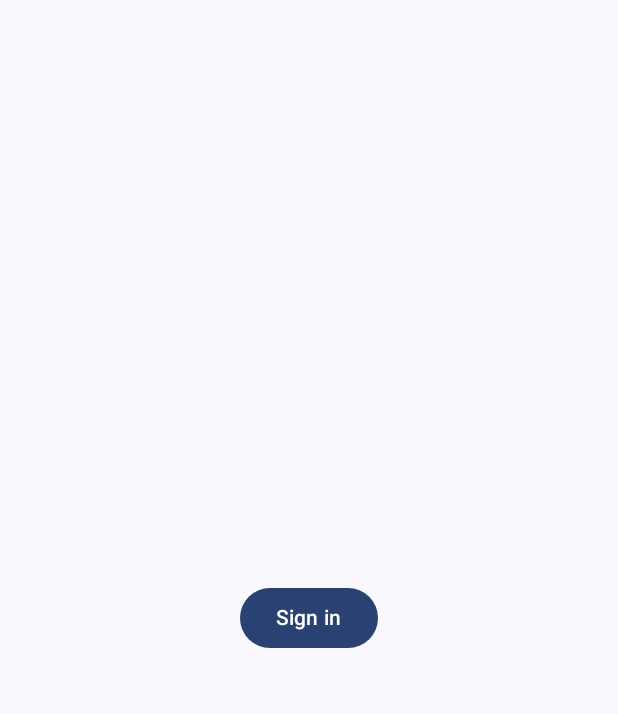
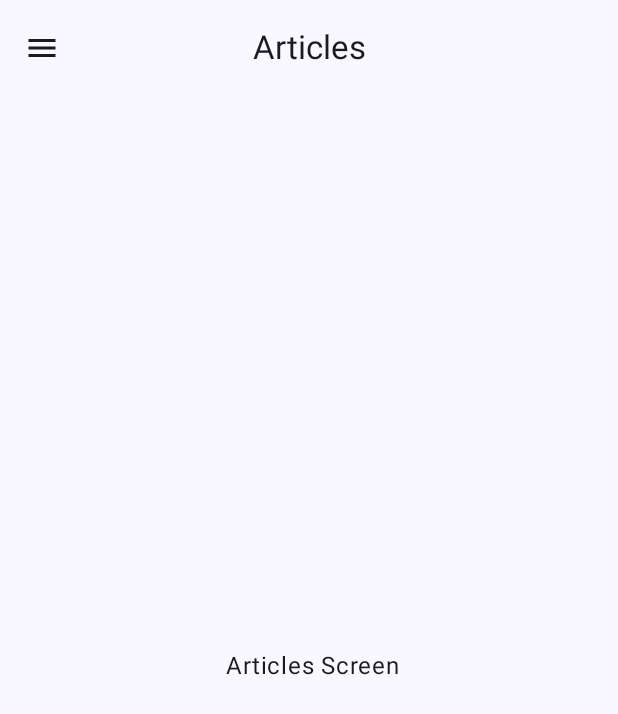
Before and after one commit to CathalOConnorRH/mobile_app_dev, an Android app built with Jetpack Compose: the screen it shows after launch (MainActivity), on a phone screen of 412 x 824 dp. Shown: the top 714 px of the screen. Run offline under Robolectric (Android 15) with nearby library versions, the phone set to English and light mode, and no system bars.

Commit message:
Add Menu list

```diff
--- a/app/build.gradle.kts
+++ b/app/build.gradle.kts
@@ -74,4 +74,5 @@ dependencies {
     implementation ("androidx.navigation:navigation-compose:2.5.3")
     implementation ("io.coil-kt:coil-compose:2.2.2")
     implementation("com.google.android.material:material:1.11.0")
+
 }
--- /dev/null
+++ b/app/src/main/java/ie/coconnor/mobileappdev/AppBar.kt
@@ -0,0 +1,46 @@
+package ie.coconnor.mobileappdev
+
+import androidx.compose.material.icons.Icons
+import androidx.compose.material.icons.filled.Menu
+import androidx.compose.material3.CenterAlignedTopAppBar
+import androidx.compose.material3.DrawerState
+import androidx.compose.material3.ExperimentalMaterial3Api
+import androidx.compose.material3.Icon
+import androidx.compose.material3.IconButton
+import androidx.compose.material3.Text
+import androidx.compose.runtime.Composable
+import androidx.compose.runtime.rememberCoroutineScope
+import androidx.compose.ui.tooling.preview.Preview
+import ie.coconnor.mobileappdev.ui.theme.MobileAppDevTheme
+import kotlinx.coroutines.launch
+
+@OptIn(ExperimentalMaterial3Api::class)
+@Composable
+fun CustomAppBar(drawerState: DrawerState?, title: String) {
+    val coroutineScope = rememberCoroutineScope()
+
+    CenterAlignedTopAppBar(
+        navigationIcon = {
+            if (drawerState != null) {
+                IconButton(onClick = {
+                    coroutineScope.launch {
+                        drawerState.open()
+                    }
+                }) {
+                    Icon(Icons.Filled.Menu, contentDescription = "")
+                }
+            }
+        },
+        title = { Text(text = title) }
+    )
+}
+
+
+@Preview(widthDp = 300)
+@Composable
+fun PreviewCustomAppBar() {
+    MobileAppDevTheme {
+        CustomAppBar(drawerState = null, title = "Title")
+    }
+
+}
--- a/app/src/main/java/ie/coconnor/mobileappdev/MainActivity.kt
+++ b/app/src/main/java/ie/coconnor/mobileappdev/MainActivity.kt
@@ -13,11 +13,13 @@ import androidx.activity.result.contract.ActivityResultContracts
 import androidx.activity.viewModels
 import androidx.compose.foundation.layout.fillMaxSize
 import androidx.compose.material3.MaterialTheme
+import androidx.compose.material3.Scaffold
 import androidx.compose.material3.Surface
 import androidx.compose.material3.Text
 import androidx.compose.runtime.Composable
 import androidx.compose.runtime.LaunchedEffect
 import androidx.compose.runtime.getValue
+import androidx.compose.runtime.rememberCoroutineScope
 import androidx.compose.ui.Modifier
 import androidx.compose.ui.tooling.preview.Preview
 import androidx.core.animation.doOnEnd
@@ -35,6 +37,7 @@ import ie.coconnor.mobileappdev.presentation.sign_in.GoogleAuthUiClient
 import ie.coconnor.mobileappdev.presentation.sign_in.SignInScreen
 import ie.coconnor.mobileappdev.presentation.sign_in.SignInViewModel
 import kotlinx.coroutines.launch
+import  ie.coconnor.mobileappdev.MainNavigation
 
 class MainActivity : ComponentActivity() {
     private val googleAuthUiClient by lazy {
@@ -85,77 +88,80 @@ class MainActivity : ComponentActivity() {
                     modifier = Modifier.fillMaxSize(),
                     color = MaterialTheme.colorScheme.background
                 ) {
-                    val navController = rememberNavController()
-                    NavHost(navController = navController, startDestination = "sign_in") {
-                        composable("sign_in") {
-                            val viewModel = viewModel<SignInViewModel>()
-                            val state by viewModel.state.collectAsStateWithLifecycle()
+                    MainNavigation()
 
-                            LaunchedEffect(key1 = Unit) {
-                                if (googleAuthUiClient.getSignedInUser() != null) {
-                                    navController.navigate("profile")
-                                }
-                            }
-
-                            val launcher = rememberLauncherForActivityResult(
-                                contract = ActivityResultContracts.StartIntentSenderForResult(),
-                                onResult = { result ->
-                                    if (result.resultCode == RESULT_OK) {
-                                        lifecycleScope.launch {
-                                            val signInResult = googleAuthUiClient.signInWithIntent(
-                                                intent = result.data ?: return@launch
-                                            )
-                                            viewModel.onSignInResult(signInResult)
-                                        }
-                                    }
-                                }
-                            )
-
-                            LaunchedEffect(key1 = state.isSignInSuccessful) {
-                                if (state.isSignInSuccessful) {
-                                    Toast.makeText(
-                                        applicationContext,
-                                        "Sign in successful",
-                                        Toast.LENGTH_LONG
-                                    ).show()
-
-                                    navController.navigate("profile")
-                                    viewModel.resetState()
-                                }
-                            }
-
-                            SignInScreen(
-                                state = state,
-                                onSignInClick = {
-                                    lifecycleScope.launch {
-                                        val signInIntentSender = googleAuthUiClient.signIn()
-                                        launcher.launch(
-                                            IntentSenderRequest.Builder(
-                                                signInIntentSender ?: return@launch
-                                            ).build()
-                                        )
-                                    }
-                                }
-                            )
-                        }
-                        composable("profile") {
-                            ProfileScreen(
-                                userData = googleAuthUiClient.getSignedInUser(),
-                                onSignOut = {
-                                    lifecycleScope.launch {
-                                        googleAuthUiClient.signOut()
-                                        Toast.makeText(
-                                            applicationContext,
-                                            "Signed out",
-                                            Toast.LENGTH_LONG
-                                        ).show()
-
-                                        navController.popBackStack()
-                                    }
-                                }
-                            )
-                        }
-                    }
+//                    val navController = rememberNavController()
+//                    NavHost(navController = navController, startDestination = "sign_in") {
+//                        composable("sign_in") {
+//                            val viewModel = viewModel<SignInViewModel>()
+//                            val state by viewModel.state.collectAsStateWithLifecycle()
+//
+//                            LaunchedEffect(key1 = Unit) {
+//                                if (googleAuthUiClient.getSignedInUser() != null) {
+//                                    //navController.navigate("profile")
+//
+//                                }
+//                            }
+//
+//                            val launcher = rememberLauncherForActivityResult(
+//                                contract = ActivityResultContracts.StartIntentSenderForResult(),
+//                                onResult = { result ->
+//                                    if (result.resultCode == RESULT_OK) {
+//                                        lifecycleScope.launch {
+//                                            val signInResult = googleAuthUiClient.signInWithIntent(
+//                                                intent = result.data ?: return@launch
+//                                            )
+//                                            viewModel.onSignInResult(signInResult)
+//                                        }
+//                                    }
+//                                }
+//                            )
+//
+//                            LaunchedEffect(key1 = state.isSignInSuccessful) {
+//                                if (state.isSignInSuccessful) {
+//                                    Toast.makeText(
+//                                        applicationContext,
+//                                        "Sign in successful",
+//                                        Toast.LENGTH_LONG
+//                                    ).show()
+//
+//                                    navController.navigate("profile")
+//                                    viewModel.resetState()
+//                                }
+//                            }
+//
+//                            SignInScreen(
+//                                state = state,
+//                                onSignInClick = {
+//                                    lifecycleScope.launch {
+//                                        val signInIntentSender = googleAuthUiClient.signIn()
+//                                        launcher.launch(
+//                                            IntentSenderRequest.Builder(
+//                                                signInIntentSender ?: return@launch
+//                                            ).build()
+//                                        )
+//                                    }
+//                                }
+//                            )
+//                        }
+//                        composable("profile") {
+//                            ProfileScreen(
+//                                userData = googleAuthUiClient.getSignedInUser(),
+//                                onSignOut = {
+//                                    lifecycleScope.launch {
+//                                        googleAuthUiClient.signOut()
+//                                        Toast.makeText(
+//                                            applicationContext,
+//                                            "Signed out",
+//                                            Toast.LENGTH_LONG
+//                                        ).show()
+//
+//                                        navController.popBackStack()
+//                                    }
+//                                }
+//                            )
+//                        }
+//                    }
                 }
             }
         }
--- /dev/null
+++ b/app/src/main/java/ie/coconnor/mobileappdev/MainNavigation.kt
@@ -0,0 +1,151 @@
+package ie.coconnor.mobileappdev
+
+import androidx.compose.foundation.Image
+import androidx.compose.foundation.layout.Box
+import androidx.compose.foundation.layout.Column
+import androidx.compose.foundation.layout.Spacer
+import androidx.compose.foundation.layout.fillMaxSize
+import androidx.compose.foundation.layout.fillMaxWidth
+import androidx.compose.foundation.layout.height
+import androidx.compose.foundation.layout.size
+import androidx.compose.material.icons.Icons
+import androidx.compose.material.icons.filled.AccountCircle
+import androidx.compose.material.icons.filled.Face
+import androidx.compose.material.icons.filled.Info
+import androidx.compose.material.icons.filled.Notifications
+import androidx.compose.material.icons.filled.Person
+import androidx.compose.material.icons.filled.Settings
+import androidx.compose.material3.DrawerState
+import androidx.compose.material3.DrawerValue
+import androidx.compose.material3.Icon
+import androidx.compose.material3.ModalDrawerSheet
+import androidx.compose.material3.ModalNavigationDrawer
+import androidx.compose.material3.NavigationDrawerItem
+import androidx.compose.material3.Text
+import androidx.compose.material3.rememberDrawerState
+import androidx.compose.runtime.Composable
+import androidx.compose.runtime.rememberCoroutineScope
+import androidx.compose.ui.Alignment
+import androidx.compose.ui.Modifier
+import androidx.compose.ui.graphics.vector.ImageVector
+import androidx.compose.ui.layout.ContentScale
+import androidx.compose.ui.unit.dp
+import androidx.navigation.NavHostController
+import androidx.navigation.compose.NavHost
+import androidx.navigation.compose.composable
+import androidx.navigation.compose.rememberNavController
+import ie.coconnor.mobileappdev.screens.AboutScreen
+import ie.coconnor.mobileappdev.screens.ArticlesScreen
+import ie.coconnor.mobileappdev.screens.NewsScreen
+import ie.coconnor.mobileappdev.screens.SettingsScreen
+import ie.coconnor.mobileappdev.screens.ProfileScreen
+import ie.coconnor.mobileappdev.screens.SignInScreen
+import ie.coconnor.mobileappdev.screens.SignOutScreen
+import kotlinx.coroutines.CoroutineScope
+import kotlinx.coroutines.launch
+
+enum class MainRoute(value: String) {
+    SignIn("signIn"),
+    SignOut("signOut"),
+    News("news"),
+    Articles("articles"),
+    About("about"),
+    Settings("settings"),
+    Profile("profile")
+}
+
+private data class DrawerMenu(val icon: ImageVector, val title: String, val route: String)
+
+private val menus: Array<DrawerMenu> = if (false) {
+    arrayOf(
+        DrawerMenu(Icons.Filled.Face, "Sign Out", MainRoute.SignOut.name),
+        DrawerMenu(Icons.Filled.Face, "Profile", MainRoute.Profile.name)
+    )
+} else {
+    arrayOf(
+        DrawerMenu(Icons.Filled.Face, "Sign In", MainRoute.SignIn.name)
+    )
+} + arrayOf(
+    DrawerMenu(Icons.Filled.Notifications, "News", MainRoute.News.name),
+    DrawerMenu(Icons.Filled.Face, "Articles", MainRoute.Articles.name),
+    DrawerMenu(Icons.Filled.Settings, "Settings", MainRoute.Settings.name),
+    DrawerMenu(Icons.Filled.Info, "About Us", MainRoute.About.name)
+)
+
+@Composable
+private fun DrawerContent(
+    menus: Array<DrawerMenu>,
+    onMenuClick: (String) -> Unit
+) {
+    Column(
+        modifier = Modifier.fillMaxSize()
+    ) {
+        Box(
+            modifier = Modifier
+                .fillMaxWidth()
+                .height(200.dp),
+            contentAlignment = Alignment.Center
+        ) {
+            Image(
+                modifier = Modifier.size(150.dp),
+                imageVector = Icons.Filled.AccountCircle,
+                contentScale = ContentScale.Crop,
+                contentDescription = null
+            )
+        }
+        Spacer(modifier = Modifier.height(12.dp))
+        menus.forEach {
+            NavigationDrawerItem(
+                label = { Text(text = it.title) },
+                icon = { Icon(imageVector = it.icon, contentDescription = null) },
+                selected = false,
+                onClick = {
+                    onMenuClick(it.route)
+                }
+            )
+        }
+    }
+}
+
+@Composable
+fun MainNavigation(
+    navController: NavHostController = rememberNavController(),
+    coroutineScope: CoroutineScope = rememberCoroutineScope(),
+    drawerState: DrawerState = rememberDrawerState(initialValue = DrawerValue.Closed)
+) {
+    ModalNavigationDrawer(
+        drawerState = drawerState,
+        drawerContent = {
+            ModalDrawerSheet {
+                DrawerContent(menus) { route ->
+                    coroutineScope.launch {
+                        drawerState.close()
+                    }
+
+                    navController.navigate(route)
+                }
+            }
+        }
+    ) {
+        NavHost(navController = navController, startDestination = MainRoute.Articles.name) {
+            composable(MainRoute.SignIn.name) {
+                SignInScreen(drawerState)
+            }
+            composable(MainRoute.SignOut.name) {
+                SignOutScreen(drawerState)
+            }
+            composable(MainRoute.Articles.name) {
+                ArticlesScreen(drawerState)
+            }
+            composable(MainRoute.About.name) {
+                AboutScreen(drawerState)
+            }
+            composable(MainRoute.Settings.name) {
+                SettingsScreen(drawerState)
+            }
+            composable(MainRoute.News.name) {
+                NewsScreen(drawerState)
+            }
+        }
+    }
+}
--- a/app/src/main/java/ie/coconnor/mobileappdev/presentation/sign_in/SignInScreen.kt
+++ b/app/src/main/java/ie/coconnor/mobileappdev/presentation/sign_in/SignInScreen.kt
@@ -1,4 +1,6 @@
 package ie.coconnor.mobileappdev.presentation.sign_in
+
+
 
 import android.widget.Toast
 import androidx.compose.foundation.layout.Box
@@ -11,7 +13,9 @@ import androidx.compose.runtime.LaunchedEffect
 import androidx.compose.ui.Alignment
 import androidx.compose.ui.Modifier
 import androidx.compose.ui.platform.LocalContext
+import androidx.compose.ui.tooling.preview.Preview
 import androidx.compose.ui.unit.dp
+import ie.coconnor.mobileappdev.screens.SignInState
 
 @Composable
 fun SignInScreen(
--- a/app/src/main/java/ie/coconnor/mobileappdev/presentation/sign_in/SignInViewModel.kt
+++ b/app/src/main/java/ie/coconnor/mobileappdev/presentation/sign_in/SignInViewModel.kt
@@ -1,6 +1,7 @@
 package ie.coconnor.mobileappdev.presentation.sign_in
 
 import androidx.lifecycle.ViewModel
+import ie.coconnor.mobileappdev.screens.SignInState
 import kotlinx.coroutines.flow.MutableStateFlow
 import kotlinx.coroutines.flow.asStateFlow
 import kotlinx.coroutines.flow.update
--- /dev/null
+++ b/app/src/main/java/ie/coconnor/mobileappdev/screens/ArticlesScreen.kt
@@ -0,0 +1,31 @@
+package ie.coconnor.mobileappdev.screens
+
+import androidx.compose.foundation.layout.Arrangement
+import androidx.compose.foundation.layout.Column
+import androidx.compose.foundation.layout.fillMaxSize
+import androidx.compose.foundation.layout.padding
+import androidx.compose.material3.DrawerState
+import androidx.compose.material3.Scaffold
+import androidx.compose.material3.Text
+import androidx.compose.runtime.Composable
+import androidx.compose.ui.Alignment
+import androidx.compose.ui.Modifier
+import ie.coconnor.mobileappdev.CustomAppBar
+
+@Composable
+fun ArticlesScreen(drawerState: DrawerState) {
+    Scaffold(
+        topBar = { CustomAppBar(
+            drawerState = drawerState,
+            title = "Articles"
+        ) }
+    ) { paddingValues ->
+        Column(
+            modifier = Modifier.fillMaxSize().padding(paddingValues),
+            horizontalAlignment = Alignment.CenterHorizontally,
+            verticalArrangement = Arrangement.Center
+        ) {
+            Text(text = " Articles Screen")
+        }
+    }
+}
--- a/app/src/main/res/values/strings.xml
+++ b/app/src/main/res/values/strings.xml
@@ -1,4 +1,7 @@
 <resources>
     <string name="app_name">MobileAppDev</string>
     <string name="web_client_id">990155226845-cko0rpch0i60gf2eolejnrrac29nncum.apps.googleusercontent.com</string>
+    <string name="screen_1">Screen 1</string>
+    <string name="screen_2">Screen 2</string>
+    <string name="screen_3">Screen 3</string>
 </resources>
--- a/gradle/libs.versions.toml
+++ b/gradle/libs.versions.toml
@@ -1,5 +1,5 @@
 [versions]
-agp = "8.3.0"
+agp = "8.2.2"
 kotlin = "1.9.0"
 coreKtx = "1.10.1"
 junit = "4.13.2"
```
Also changed, not shown: app/src/main/java/ie/coconnor/mobileappdev/screens/AboutScreen.kt (added, +31 -0 lines), app/src/main/java/ie/coconnor/mobileappdev/screens/NewsScreen.kt (added, +31 -0 lines), app/src/main/java/ie/coconnor/mobileappdev/screens/ProfileScreen.kt (added, +60 -0 lines), app/src/main/java/ie/coconnor/mobileappdev/screens/SettingsScreen.kt (added, +29 -0 lines), app/src/main/java/ie/coconnor/mobileappdev/screens/SignInScreen.kt (added, +38 -0 lines), app/src/main/java/ie/coconnor/mobileappdev/screens/SignOutScreen.kt (added, +29 -0 lines), gradle/wrapper/gradle-wrapper.properties.
